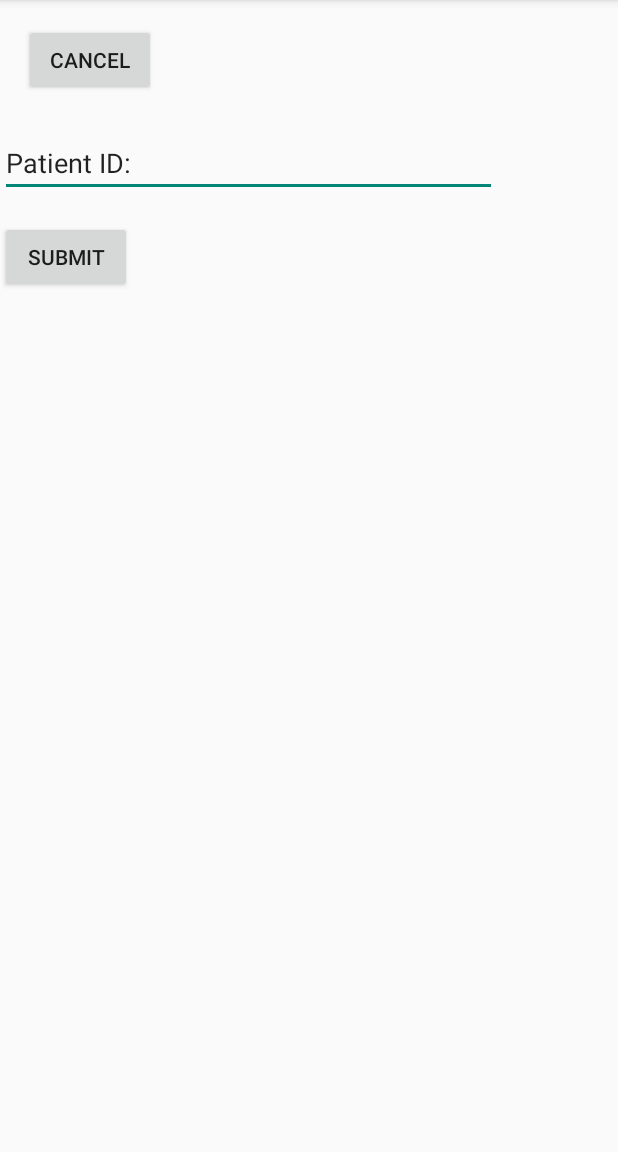
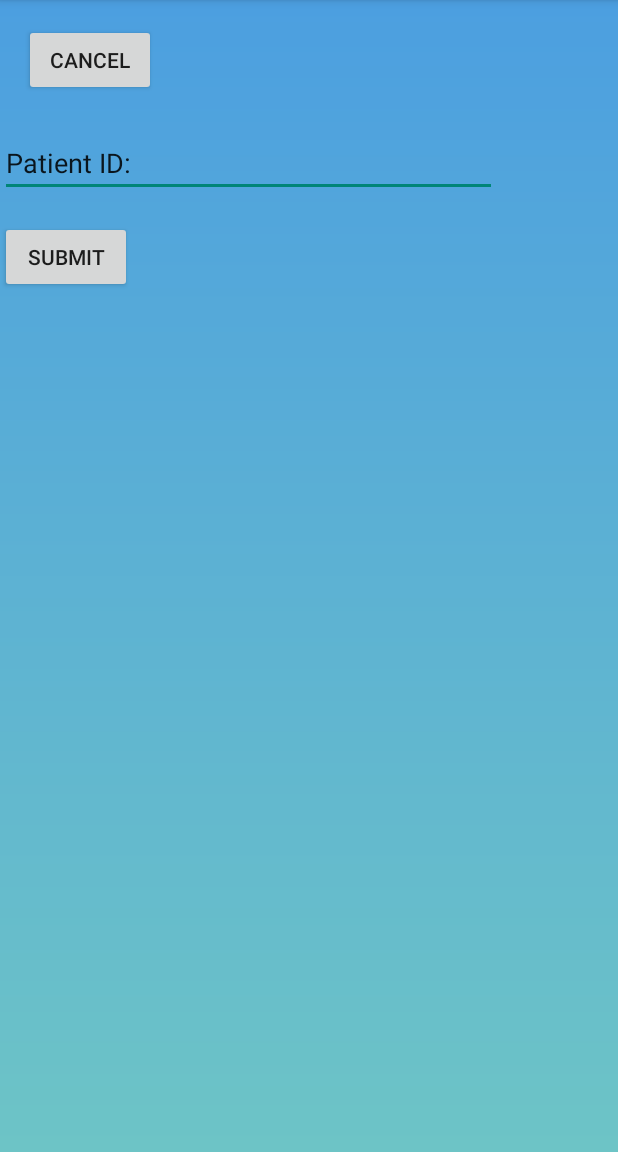
Before and after one commit to ReshmiCode/TAMUHack19, an Android app: the AddPatient screen opened directly, with no data from a screen before it, on a phone screen of 412 x 824 dp, the part 84-1236 px from its top. Run offline under Robolectric (Android 15) with nearby library versions, the phone set to English and light mode, and no system bars; our stand-ins replace Firebase (no records; nobody signed in at launch, a user with empty details on screens opened directly).

Commit message:
backgrounds

```diff
--- a/MentalHealth/app/src/main/res/layout/activity_add_patient.xml
+++ b/MentalHealth/app/src/main/res/layout/activity_add_patient.xml
@@ -4,7 +4,9 @@
     xmlns:tools="http://schemas.android.com/tools"
     android:layout_width="match_parent"
     android:layout_height="match_parent"
+    android:background="@drawable/gradient"
     tools:context=".AddPatient">
+
 
     <Button
         android:id="@+id/button4"
--- a/MentalHealth/app/src/main/res/layout/activity_doctor_view.xml
+++ b/MentalHealth/app/src/main/res/layout/activity_doctor_view.xml
@@ -4,6 +4,7 @@
     xmlns:tools="http://schemas.android.com/tools"
     android:layout_width="match_parent"
     android:layout_height="match_parent"
+    android:background="@drawable/gradient"
     tools:context=".DoctorView">
 
     <Button
--- a/MentalHealth/app/src/main/res/layout/activity_mood.xml
+++ b/MentalHealth/app/src/main/res/layout/activity_mood.xml
@@ -4,6 +4,7 @@
     xmlns:tools="http://schemas.android.com/tools"
     android:layout_width="match_parent"
     android:layout_height="match_parent"
+    android:background="@drawable/gradient"
     tools:context=".mood">
 
     <TextView
--- a/MentalHealth/app/src/main/res/layout/activity_moodhistory.xml
+++ b/MentalHealth/app/src/main/res/layout/activity_moodhistory.xml
@@ -4,6 +4,7 @@
     xmlns:tools="http://schemas.android.com/tools"
     android:layout_width="match_parent"
     android:layout_height="match_parent"
+    android:background="@drawable/gradient"
     tools:context=".moodhistory">
 
     <TextView
```
